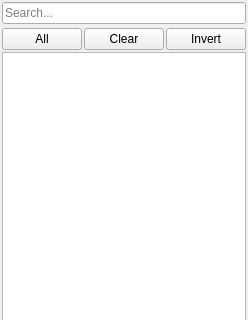
The window that qtfred/ui/SceneBrowserPanel.ui (MjnMixael/fs2open.github.com) describes before a commit, drawn with Qt 5; both pictures show x 0 to 248 and y 0 to 320 of the 248 by 480 pixel window.
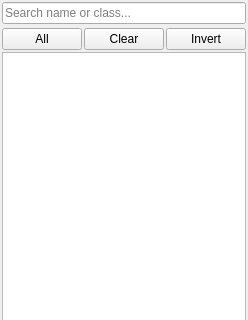
The same window after the commit.

Commit message: QtFRED Scene Browser: search by class, double-click to edit

```diff
--- a/qtfred/ui/SceneBrowserPanel.ui
+++ b/qtfred/ui/SceneBrowserPanel.ui
@@ -29,7 +29,7 @@
    <item>
     <widget class="QLineEdit" name="searchBar">
      <property name="placeholderText">
-      <string>Search...</string>
+      <string>Search name or class...</string>
      </property>
      <property name="clearButtonEnabled">
       <bool>true</bool>
```
The commit also changes 6 other files.
